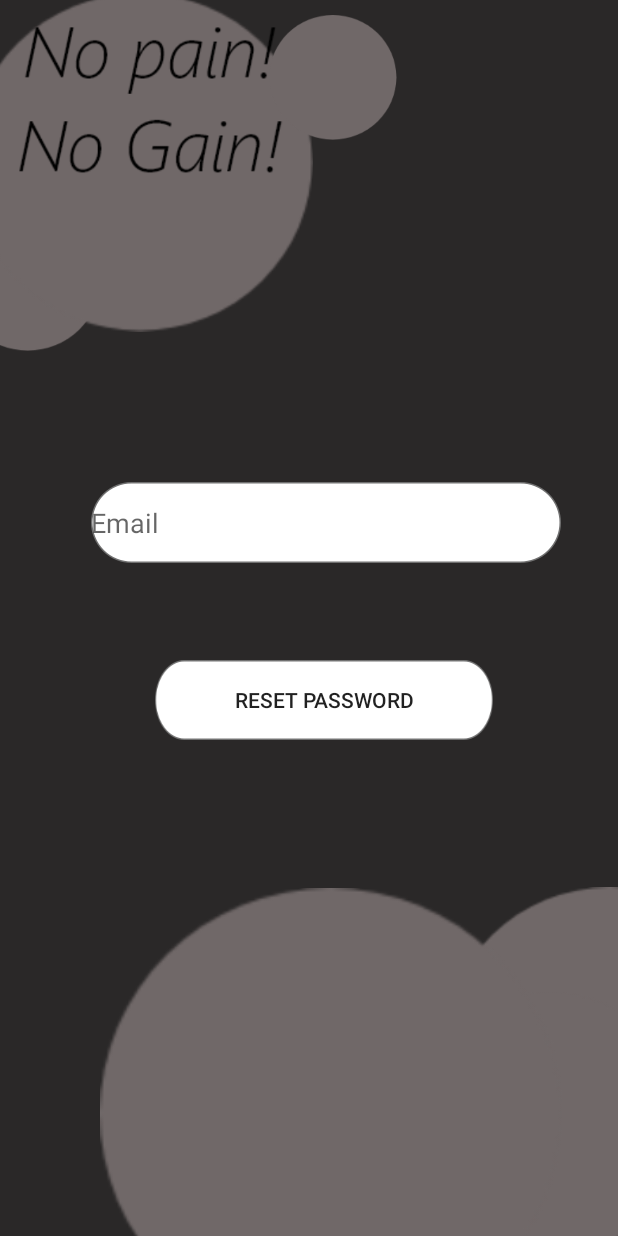
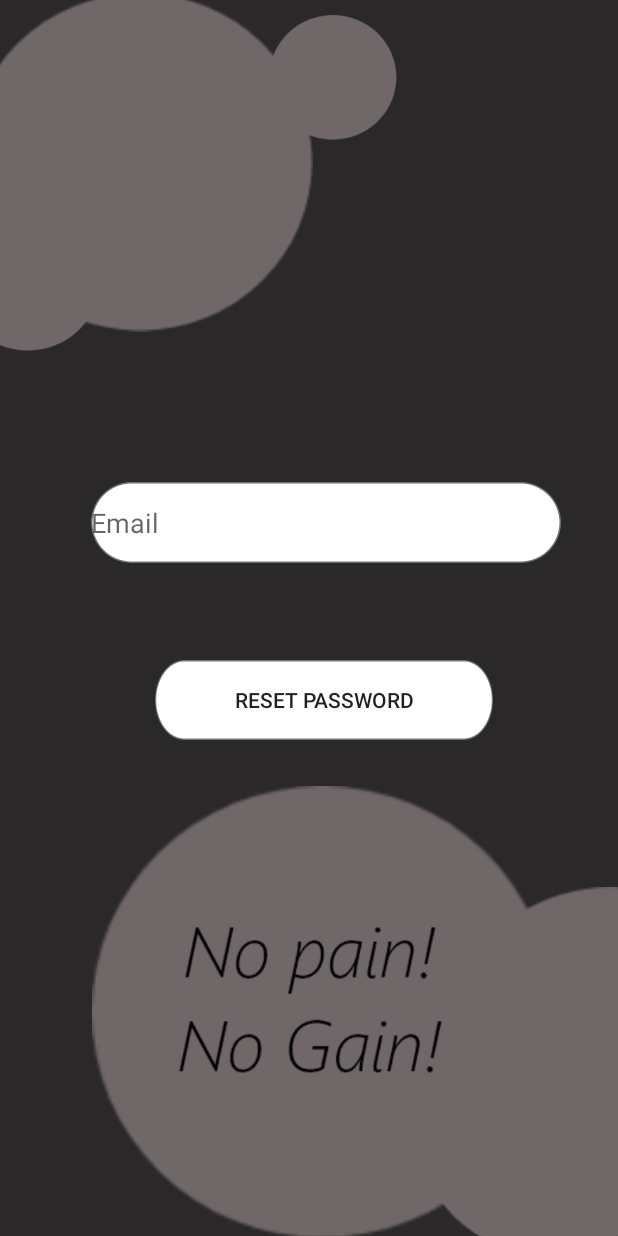
Before and after one commit to Bhuban16/MVP-FITNESS-APP, an Android app: the PasswordActivity screen opened directly, with no data from a screen before it, on a phone screen of 412 x 824 dp. Run offline under Robolectric (Android 15) with nearby library versions, the phone set to English and light mode, and no system bars; our stand-ins replace Firebase (no records; nobody signed in at launch, a user with empty details on screens opened directly).

Commit message:
update design

```diff
--- a/app/src/main/res/layout/activity_password.xml
+++ b/app/src/main/res/layout/activity_password.xml
@@ -44,17 +44,17 @@
         app:layout_constraintVertical_bias="0.19"
         app:srcCompat="@drawable/ellipse1" />
 
+
     <ImageView
         android:id="@+id/imageView11"
         android:layout_width="308dp"
         android:layout_height="347dp"
-        android:layout_marginTop="76dp"
+        android:layout_marginTop="8dp"
         app:layout_constraintEnd_toEndOf="parent"
-        app:layout_constraintHorizontal_bias="0.64"
+        app:layout_constraintHorizontal_bias="0.592"
         app:layout_constraintStart_toStartOf="parent"
         app:layout_constraintTop_toBottomOf="@+id/btnPasswordReset"
         app:srcCompat="@drawable/ellipse1" />
-
 
     <ImageView
         android:id="@+id/imageView2"
@@ -109,9 +109,11 @@
         android:id="@+id/imageView9"
         android:layout_width="199dp"
         android:layout_height="126dp"
-        app:srcCompat="@drawable/reg"
-        tools:layout_editor_absoluteX="177dp"
-        tools:layout_editor_absoluteY="600dp" />
+        app:layout_constraintBottom_toBottomOf="parent"
+        app:layout_constraintEnd_toEndOf="parent"
+        app:layout_constraintStart_toStartOf="parent"
+        app:layout_constraintTop_toTopOf="@+id/imageView11"
+        app:srcCompat="@drawable/reg" />
 
 
 </androidx.constraintlayout.widget.ConstraintLayout>
--- a/app/src/main/res/layout/activity_second.xml
+++ b/app/src/main/res/layout/activity_second.xml
@@ -12,7 +12,7 @@
 
     <com.google.android.material.navigation.NavigationView
         android:id="@+id/nav_view"
-        android:layout_width="match_parent"
+        android:layout_width="250dp"
         android:layout_height="match_parent"
         android:layout_gravity="start"
         app:headerLayout="@layout/header"
@@ -24,7 +24,7 @@
 
         <androidx.constraintlayout.widget.ConstraintLayout
             android:layout_width="match_parent"
-            android:layout_height="match_parent">
+            android:layout_height="wrap_content">
 
             <androidx.appcompat.widget.Toolbar
                 android:id="@+id/toolbar"
@@ -36,7 +36,7 @@
                 app:layout_constraintEnd_toEndOf="parent"
                 app:layout_constraintStart_toStartOf="parent"
                 app:layout_constraintTop_toTopOf="parent"
-                app:navigationIcon="@drawable/ic_baseline_menu_24"/>
+                app:navigationIcon="@drawable/ic_baseline_menu_24" />
         </androidx.constraintlayout.widget.ConstraintLayout>
 
     </ScrollView>
```
Also changed, not shown: app/src/main/res/layout/activity_profile.xml (+0 -10 lines), app/src/main/res/layout/activity_registration.xml (+0 -9 lines), app/src/main/res/layout/activity_update_password.xml (+0 -9 lines), app/src/main/res/layout/activity_update_profile.xml (+0 -9 lines).
